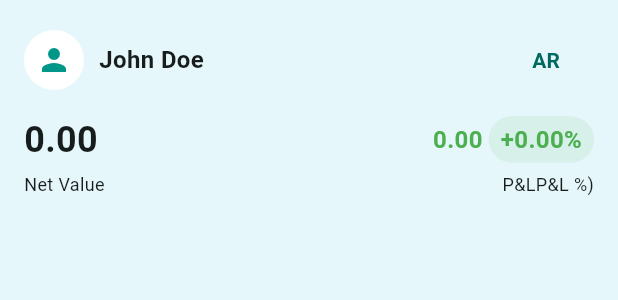
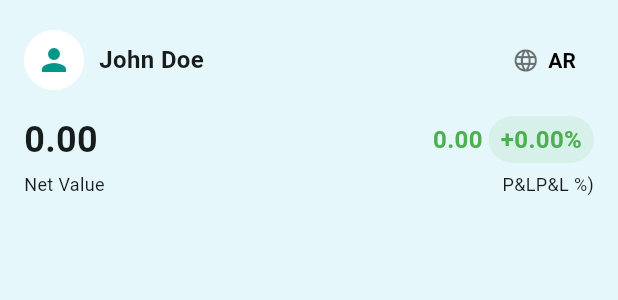
Before and after one commit to Snehal-iOS/baraka_flutter_app, a Flutter app: the BalanceHeader widget shown alone on an empty page, opened directly with empty values, on a phone screen of 412 x 824 dp. Shown: the top 300 px of the screen. Run offline on Flutter 3.47's test engine with Material 3 defaults, Android fonts, the phone set to English and light mode, and no system bars; our stand-ins replace equatable, flutter_bloc, get_it, injectable; network calls fail.

Commit message:
UI fixes

```diff
--- a/lib/core/app_constants.dart
+++ b/lib/core/app_constants.dart
@@ -5,4 +5,5 @@ class AppConstants {
   static const String pnlPlusSign = "+";
   static const String pnlMinusSign = "-";
   static const String emptyString = "";
+  static const String userName = "Snehal Lokhande";
 }
--- a/lib/core/utils/network_listener.dart
+++ /dev/null
@@ -1,49 +0,0 @@
-import 'package:connectivity_plus/connectivity_plus.dart';
-import 'package:flutter/material.dart';
-
-class NetworkListener extends StatefulWidget {
-  final Widget child;
-
-  const NetworkListener({super.key, required this.child});
-
-  @override
-  State<NetworkListener> createState() => _NetworkListenerState();
-}
-
-class _NetworkListenerState extends State<NetworkListener> {
-  final Connectivity _connectivity = Connectivity();
-  late final Stream<ConnectivityResult> _connectivityStream;
-
-  @override
-  void initState() {
-    super.initState();
-    _connectivityStream = _connectivity.onConnectivityChanged;
-
-    _connectivityStream.listen((result) {
-      if (result == ConnectivityResult.none) {
-        _showNoConnectionDialog();
-      }
-    });
-  }
-
-  void _showNoConnectionDialog() {
-    showDialog(
-      context: context,
-      builder: (_) => AlertDialog(
-        title: const Text("No Internet"),
-        content: const Text("Please check your network connection."),
-        actions: [
-          TextButton(
-            onPressed: () => Navigator.of(context).pop(),
-            child: const Text("OK"),
-          ),
-        ],
-      ),
-    );
-    }
-
-  @override
-  Widget build(BuildContext context) {
-    return widget.child;
-  }
-}
--- a/lib/features/portfolio/presentation/pages/widgets/balance_header.dart
+++ b/lib/features/portfolio/presentation/pages/widgets/balance_header.dart
@@ -23,14 +23,9 @@ class BalanceHeader extends StatelessWidget {
     final pnlSign =
         balance.pnl >= 0 ? AppConstants.pnlPlusSign : AppConstants.emptyString;
 
-    return GestureDetector(
-      onDoubleTap: () {
-        // Handle double tap if needed
-        // context.read<PortfolioBloc>().close();
-      },
-      child: Container(
+    return Container(
       padding: const EdgeInsets.all(16),
-        color: const Color(0xFFE6F7FB),
+      color: ColorPalette.balanceHeaderBgColor,
       child: Column(
         crossAxisAlignment: CrossAxisAlignment.start,
         children: [
@@ -48,8 +43,14 @@ class BalanceHeader extends StatelessWidget {
               const Spacer(),
                   TextButton(
                     onPressed: onToggleLanguage,
-                  child: Text(AppLocalizations.of(context)!.selectedLocale,
-                      style: const TextStyle(fontWeight: FontWeight.bold)),
+                    child: Row(
+                      children: [
+                        const Icon(Icons.language_outlined,color: Colors.black54,),
+                        const SizedBox(width: 6,),
+                        Text(AppLocalizations.of(context)!.selectedLocale,
+                            style: const TextStyle(fontWeight: FontWeight.bold, color: Colors.black)),
+                      ],
+                    ),
               ),
             ],
           ),
@@ -104,7 +105,6 @@ class BalanceHeader extends StatelessWidget {
           ),
         ],
       ),
-      ),
     );
   }
 }
--- a/lib/main.dart
+++ b/lib/main.dart
@@ -1,5 +1,4 @@
 import 'package:baraka_flutter_app/core/app_constants.dart';
-import 'package:baraka_flutter_app/core/utils/network_listener.dart';
 import 'package:flutter/material.dart';
 import 'package:flutter_bloc/flutter_bloc.dart';
 
@@ -34,8 +33,7 @@ class _BarakaAppState extends State<BarakaApp> {
 
   @override
   Widget build(BuildContext context) {
-    return NetworkListener(
-      child: MaterialApp(
+    return MaterialApp(
         title: AppConstants.barakaPortFolio,
         locale: _locale,
         supportedLocales: const [
@@ -57,7 +55,6 @@ class _BarakaAppState extends State<BarakaApp> {
             create: (_) => getIt<PortfolioBloc>()..add(LoadPortfolio()),
             child: PortfolioScreen(onToggleLanguage: _toggleLanguage),
         ),
-      ),
     );
   }
 }
--- a/pubspec.yaml
+++ b/pubspec.yaml
@@ -19,7 +19,6 @@ dependencies:
   http: ^1.1.0
   intl: ^0.20.2
   json_annotation: ^4.8.1
-  connectivity_plus: ^5.0.2
   flutter_localizations:
     sdk: flutter
 
```
Lines whose indentation alone changed are shown as unchanged.
